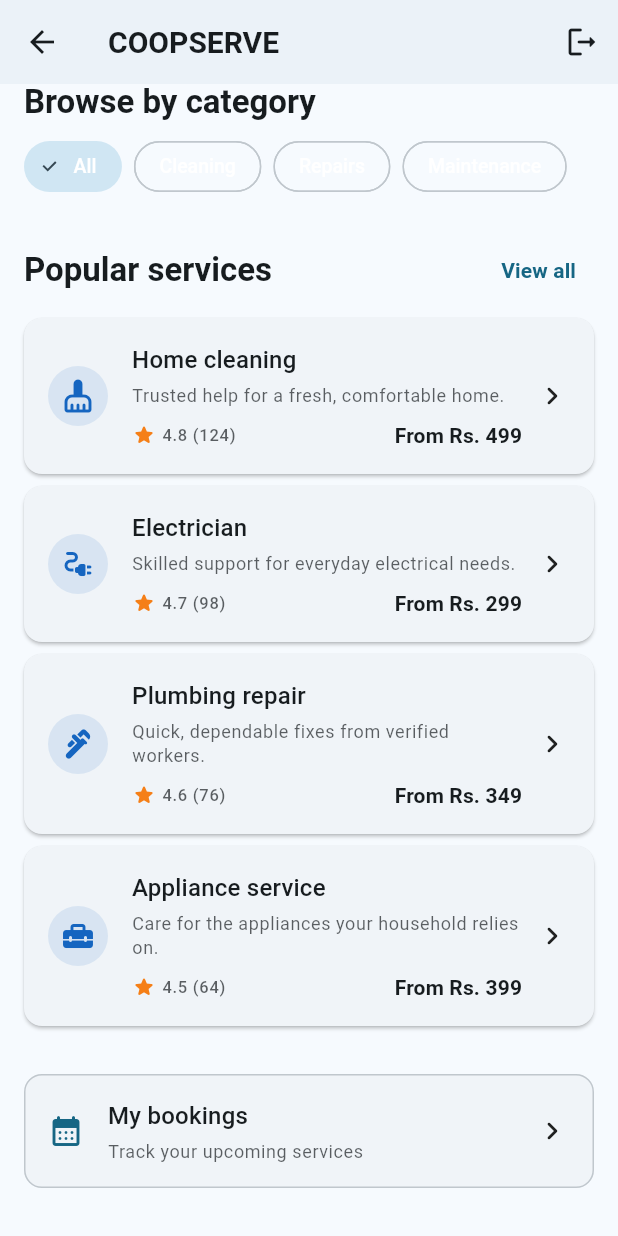
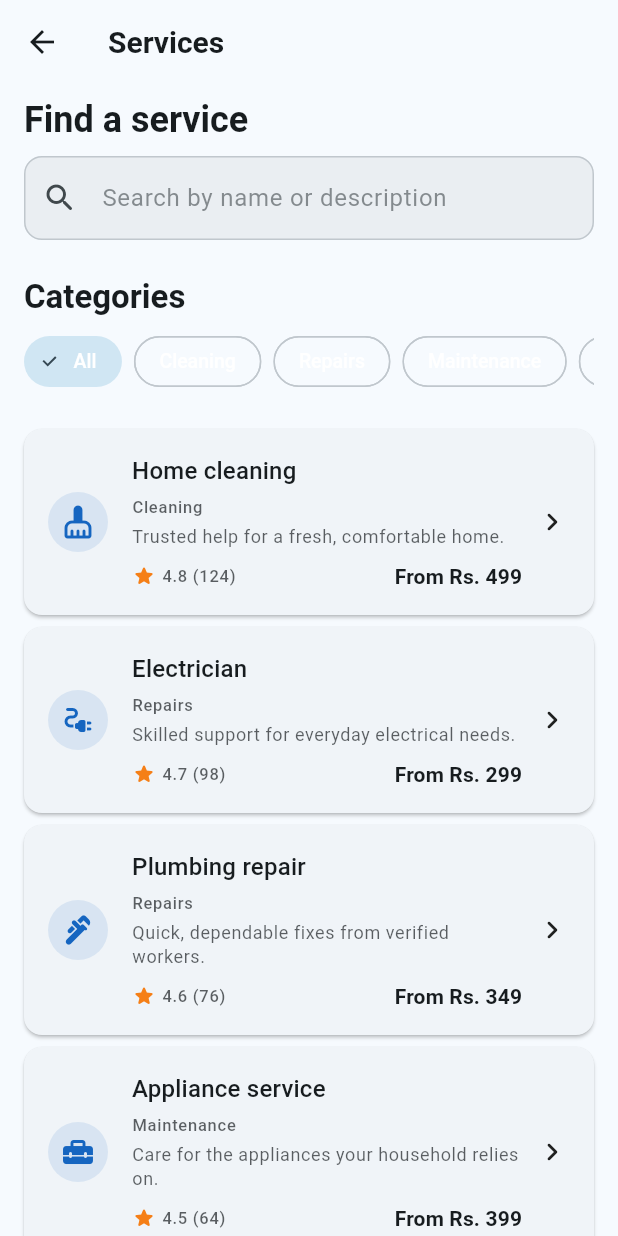
Before and after one commit to NemetronStrike/COOPSERVE, a Flutter app: the CustomerScreen screen opened by its route, scrolled down 234 dp, after a tap on "View all", on a phone screen of 412 x 824 dp. Run offline on Flutter 3.47's test engine with Material 3 defaults, Android fonts, the phone set to English and light mode, and no system bars; our stand-ins replace shared_preferences; accounts and stored records are empty; network calls fail.

Commit message:
Add customer service catalog

```diff
--- a/mobile/lib/features/customer/customer_screen.dart
+++ b/mobile/lib/features/customer/customer_screen.dart
@@ -124,7 +124,12 @@ class _CustomerScreenState extends State<CustomerScreen> {
           const SizedBox(height: AppSpacing.sm),
           _buildCategories(categories),
           const SizedBox(height: AppSpacing.lg),
-          _buildSectionHeader(context, 'Popular services', actionLabel: 'View all'),
+          _buildSectionHeader(
+            context,
+            'Popular services',
+            actionLabel: 'View all',
+            onAction: () => Navigator.pushNamed(context, AppRouter.serviceCatalog),
+          ),
           const SizedBox(height: AppSpacing.sm),
           if (_visibleServices.isEmpty)
             const AppCard(child: Text('No services match your search yet.'))
@@ -203,12 +208,17 @@ class _CustomerScreenState extends State<CustomerScreen> {
     );
   }
 
-  Widget _buildSectionHeader(BuildContext context, String title, {String? actionLabel}) {
+  Widget _buildSectionHeader(
+    BuildContext context,
+    String title, {
+    String? actionLabel,
+    VoidCallback? onAction,
+  }) {
     return Row(
       children: [
         Expanded(child: Text(title, style: AppTextStyles.titleLarge(context))),
         if (actionLabel != null)
-          TextButton(onPressed: () {}, child: Text(actionLabel)),
+          TextButton(onPressed: onAction, child: Text(actionLabel)),
       ],
     );
   }
--- /dev/null
+++ b/mobile/lib/features/customer/service_catalog_screen.dart
@@ -0,0 +1,212 @@
+import 'package:flutter/material.dart';
+import '../../core/app_colors.dart';
+import '../../core/app_spacing.dart';
+import '../../core/app_text_styles.dart';
+import '../../models/service_listing.dart';
+import '../../navigation/app_router.dart';
+import '../../services/customer_service.dart';
+import '../../widgets/app_card.dart';
+import '../../widgets/app_empty_state.dart';
+import '../../widgets/app_error_state.dart';
+import '../../widgets/app_loading.dart';
+
+class ServiceCatalogScreen extends StatefulWidget {
+  final Future<List<ServiceListing>> Function() loadServices;
+
+  ServiceCatalogScreen({
+    super.key,
+    Future<List<ServiceListing>> Function()? loadServices,
+  }) : loadServices = loadServices ?? CustomerService().getAllServices;
+
+  @override
+  State<ServiceCatalogScreen> createState() => _ServiceCatalogScreenState();
+}
+
+class _ServiceCatalogScreenState extends State<ServiceCatalogScreen> {
+  final _searchController = TextEditingController();
+  List<ServiceListing> _services = const [];
+  bool _isLoading = true;
+  String? _errorMessage;
+  String _selectedCategory = 'All';
+
+  @override
+  void initState() {
+    super.initState();
+    _loadServices();
+  }
+
+  @override
+  void dispose() {
+    _searchController.dispose();
+    super.dispose();
+  }
+
+  Future<void> _loadServices() async {
+    setState(() {
+      _isLoading = true;
+      _errorMessage = null;
+    });
+    try {
+      final services = await widget.loadServices();
+      if (!mounted) return;
+      setState(() {
+        _services = services;
+        _isLoading = false;
+      });
+    } catch (_) {
+      if (!mounted) return;
+      setState(() {
+        _isLoading = false;
+        _errorMessage = 'We could not load services right now.';
+      });
+    }
+  }
+
+  List<ServiceListing> get _visibleServices {
+    final query = _searchController.text.trim().toLowerCase();
+    return _services.where((service) {
+      final matchesCategory =
+          _selectedCategory == 'All' || service.category == _selectedCategory;
+      final searchableText =
+          '${service.name} ${service.description}'.toLowerCase();
+      return matchesCategory &&
+          (query.isEmpty || searchableText.contains(query));
+    }).toList();
+  }
+
+  @override
+  Widget build(BuildContext context) {
+    return Scaffold(
+      appBar: AppBar(title: const Text('Services')),
+      body: _isLoading
+          ? const AppLoading(message: 'Loading services')
+          : _errorMessage != null
+              ? AppErrorState(message: _errorMessage!, onRetry: _loadServices)
+              : _buildCatalog(context),
+    );
+  }
+
+  Widget _buildCatalog(BuildContext context) {
+    final categories = <String>{
+      'All',
+      ..._services.map((service) => service.category),
+    }.toList();
+
+    return RefreshIndicator(
+      onRefresh: _loadServices,
+      child: ListView(
+        padding: const EdgeInsets.fromLTRB(
+          AppSpacing.screenPadding,
+          AppSpacing.sm,
+          AppSpacing.screenPadding,
+          AppSpacing.xl,
+        ),
+        children: [
+          Text('Find a service', style: AppTextStyles.headlineSmall(context)),
+          const SizedBox(height: AppSpacing.sm),
+          TextField(
+            controller: _searchController,
+            onChanged: (_) => setState(() {}),
+            decoration: const InputDecoration(
+              hintText: 'Search by name or description',
+              prefixIcon: Icon(Icons.search_rounded),
+            ),
+          ),
+          const SizedBox(height: AppSpacing.lg),
+          Text('Categories', style: AppTextStyles.titleLarge(context)),
+          const SizedBox(height: AppSpacing.sm),
+          _buildCategories(categories),
+          const SizedBox(height: AppSpacing.lg),
+          if (_visibleServices.isEmpty)
+            const SizedBox(
+              height: 300,
+              child: AppEmptyState(
+                icon: Icons.search_off_rounded,
+                title: 'No services found',
+                subtitle: 'Try a different search or category.',
+              ),
+            )
+          else
+            ..._visibleServices.map((service) => _buildServiceCard(service)),
+        ],
+      ),
+    );
+  }
+
+  Widget _buildCategories(List<String> categories) {
+    return SizedBox(
+      height: 42,
+      child: ListView.separated(
+        scrollDirection: Axis.horizontal,
+        itemCount: categories.length,
+        separatorBuilder: (_, _) => const SizedBox(width: AppSpacing.sm),
+        itemBuilder: (context, index) {
+          final category = categories[index];
+          return ChoiceChip(
+            label: Text(category),
+            selected: category == _selectedCategory,
+            onSelected: (_) => setState(() => _selectedCategory = category),
+          );
+        },
+      ),
+    );
+  }
+
+  Widget _buildServiceCard(ServiceListing service) {
+    return Padding(
+      padding: const EdgeInsets.only(bottom: AppSpacing.sm),
+      child: AppCard(
+        onTap: () => Navigator.pushNamed(
+          context,
+          AppRouter.serviceDetails,
+          arguments: service,
+        ),
+        child: Row(
+          children: [
+            _serviceIcon(service.iconName),
+            const SizedBox(width: AppSpacing.md),
+            Expanded(
+              child: Column(
+                crossAxisAlignment: CrossAxisAlignment.start,
+                children: [
+                  Text(service.name, style: AppTextStyles.titleMedium(context)),
+                  const SizedBox(height: AppSpacing.xs),
+                  Text(service.category, style: AppTextStyles.labelSmall(context)),
+                  const SizedBox(height: AppSpacing.xs),
+                  Text(service.description, style: AppTextStyles.bodySmall(context)),
+                  const SizedBox(height: AppSpacing.sm),
+                  Row(
+                    children: [
+                      const Icon(Icons.star_rounded, size: 16, color: AppColors.warning),
+                      const SizedBox(width: AppSpacing.xs),
+                      Text('${service.rating} (${service.reviewCount})', style: AppTextStyles.labelSmall(context)),
+                      const Spacer(),
+                      Text(service.priceLabel, style: AppTextStyles.labelLarge(context)),
+                    ],
+                  ),
+                ],
+              ),
+            ),
+            const SizedBox(width: AppSpacing.sm),
+            const Icon(Icons.chevron_right_rounded),
+          ],
+        ),
+      ),
+    );
+  }
+
+  Widget _serviceIcon(String iconName) {
+    final icon = switch (iconName) {
+      'cleaning' => Icons.cleaning_services_rounded,
+      'electrical' => Icons.electrical_services_rounded,
+      'plumbing' => Icons.plumbing_rounded,
+      'garden' => Icons.yard_rounded,
+      _ => Icons.home_repair_service_rounded,
+    };
+    return CircleAvatar(
+      radius: AppSpacing.avatarSize / 2,
+      backgroundColor: AppColors.customerAccent.withAlpha(28),
+      child: Icon(icon, color: AppColors.customerAccent),
+    );
+  }
+}
--- a/mobile/lib/navigation/app_router.dart
+++ b/mobile/lib/navigation/app_router.dart
@@ -4,9 +4,12 @@ import '../features/auth/screens/role_selection_screen.dart';
 import '../features/auth/screens/login_screen.dart';
 import '../features/auth/screens/register_screen.dart';
 import '../features/customer/customer_screen.dart';
+import '../features/customer/service_catalog_screen.dart';
+import '../features/customer/service_details_screen.dart';
 import '../features/worker/worker_screen.dart';
 import '../features/admin/admin_screen.dart';
 import '../models/user_role.dart';
+import '../models/service_listing.dart';
 
 class AppRouter {
   // ── Route names ────────────────────────────────────────────────────────────
@@ -15,6 +18,8 @@ class AppRouter {
   static const String login = '/login';
   static const String register = '/register';
   static const String customer = '/customer';
+  static const String serviceCatalog = '/customer/services';
+  static const String serviceDetails = '/customer/services/details';
   static const String worker = '/worker';
   static const String admin = '/admin';
 
@@ -23,24 +28,32 @@ class AppRouter {
         initial: (_) => const SplashScreen(),
         roleSelection: (_) => const RoleSelectionScreen(),
         customer: (_) => const CustomerScreen(),
+        serviceCatalog: (_) => ServiceCatalogScreen(),
         worker: (_) => const WorkerScreen(),
         admin: (_) => const AdminScreen(),
       };
 
   // ── onGenerateRoute — handles routes that require arguments ────────────────
   static Route<dynamic>? onGenerateRoute(RouteSettings settings) {
-    final role = settings.arguments as UserRole?;
-
     switch (settings.name) {
       case login:
+        final role = settings.arguments as UserRole?;
         return MaterialPageRoute(
           settings: settings,
           builder: (_) => LoginScreen(role: role ?? UserRole.customer),
         );
       case register:
+        final role = settings.arguments as UserRole?;
         return MaterialPageRoute(
           settings: settings,
           builder: (_) => RegisterScreen(role: role ?? UserRole.customer),
+        );
+      case serviceDetails:
+        final service = settings.arguments;
+        if (service is! ServiceListing) return null;
+        return MaterialPageRoute(
+          settings: settings,
+          builder: (_) => ServiceDetailsScreen(service: service),
         );
       default:
         return null;
--- a/mobile/lib/services/customer_service.dart
+++ b/mobile/lib/services/customer_service.dart
@@ -2,7 +2,7 @@ import '../models/service_listing.dart';
 
 /// Provides customer-facing catalog data until the service catalog API exists.
 class CustomerService {
-  Future<List<ServiceListing>> getFeaturedServices() async {
+  Future<List<ServiceListing>> getAllServices() async {
     return const [
       ServiceListing(
         name: 'Home cleaning',
@@ -40,6 +40,20 @@ class CustomerService {
         reviewCount: 64,
         iconName: 'appliance',
       ),
+      ServiceListing(
+        name: 'Garden maintenance',
+        category: 'Home care',
+        description: 'Keep your outdoor spaces healthy and welcoming.',
+        priceLabel: 'From Rs. 449',
+        rating: 4.6,
+        reviewCount: 52,
+        iconName: 'garden',
+      ),
     ];
   }
+
+  Future<List<ServiceListing>> getFeaturedServices() async {
+    final services = await getAllServices();
+    return services.take(4).toList();
+  }
 }
```
Also changed, not shown: mobile/lib/features/customer/service_details_screen.dart (added, +73 -0 lines), 1 other file.
